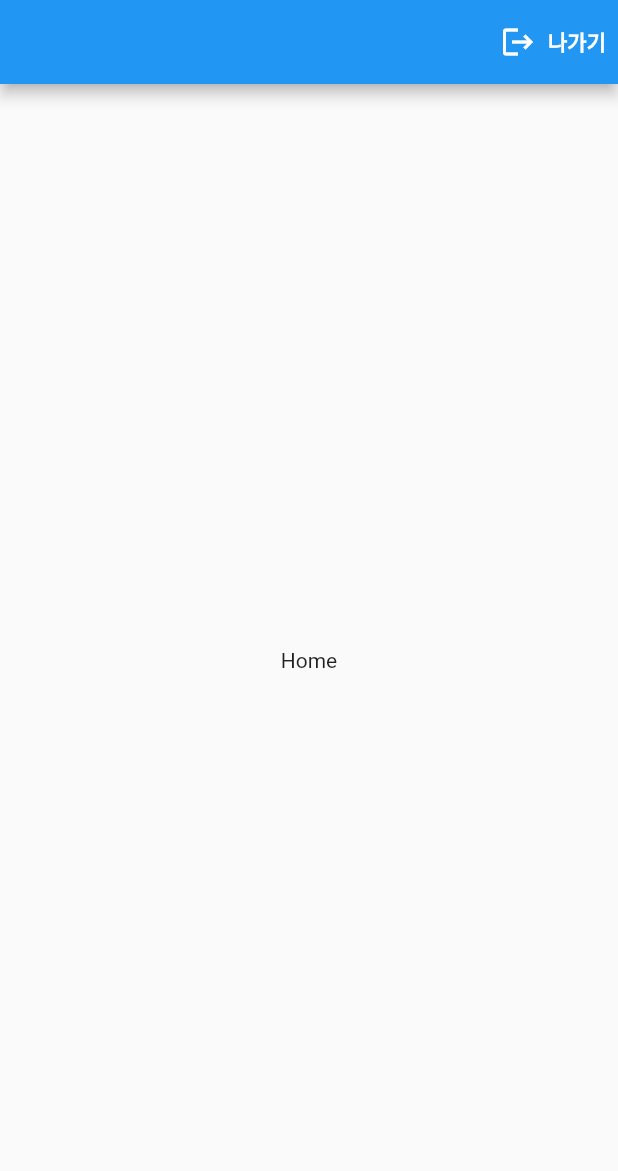
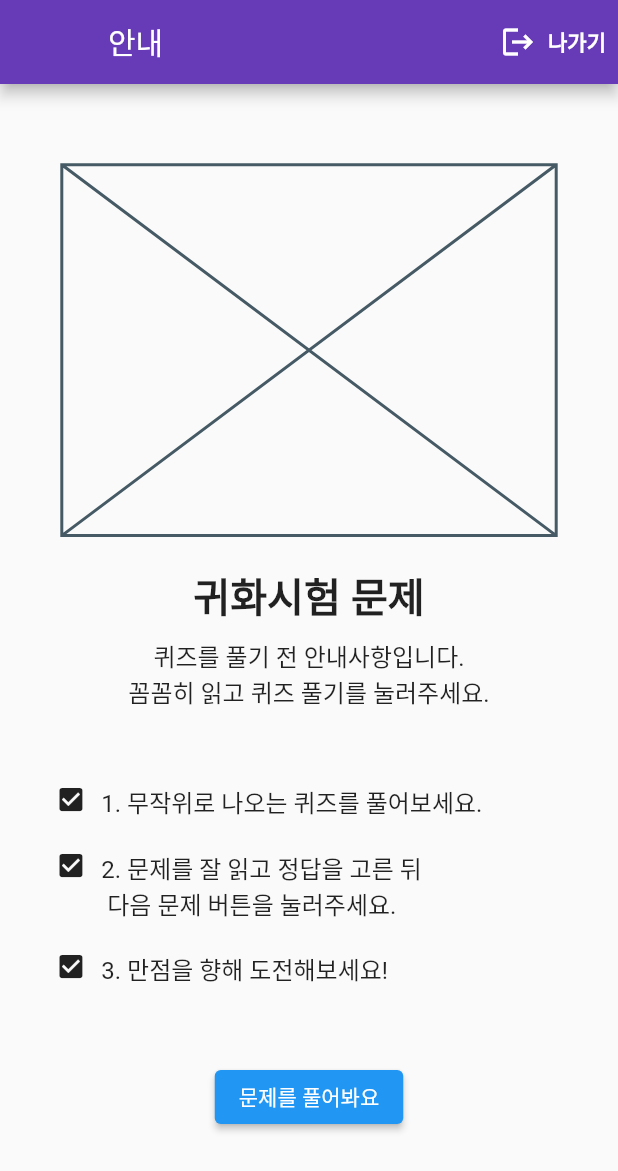
Before and after one commit to flutterkage2k/flutterfirebasequizpersonal, a Flutter app: the screen it shows once a user with an empty profile is signed in, on a phone screen of 412 x 824 dp. Shown: the top 1171 px of the screen. Run offline on Flutter 3.47's test engine with Material 2 defaults, Android fonts, the light colour scheme and no system bars; our stand-ins replace firebase_auth, firebase_core, google_fonts, google_sign_in, social_login_buttons; accounts and stored records are empty; generated files the repository leaves out were written again.

Commit message:
quiz screen start

```diff
--- a/lib/home_page.dart
+++ b/lib/home_page.dart
@@ -1,13 +1,46 @@
 import 'package:flutter/material.dart';
+import 'package:flutterfirebasequizpersonal/model/quizmodel.dart';
+import 'package:flutterfirebasequizpersonal/screen/screen_quiz.dart';
 import 'package:flutterfirebasequizpersonal/services/auth_service.dart';
 
-class HomePage extends StatelessWidget {
+class HomePage extends StatefulWidget {
   const HomePage({Key? key}) : super(key: key);
 
   @override
+  State<HomePage> createState() => _HomePageState();
+}
+
+class _HomePageState extends State<HomePage> {
+  List<QuizModel> quizs = [
+    QuizModel.fromMap({
+      'title': 'test',
+      'candidates': ['a', 'b', 'c', 'd'],
+      'answer': 0
+    }),
+    QuizModel.fromMap({
+      'title': 'test',
+      'candidates': ['a', 'b', 'c', 'd'],
+      'answer': 0
+    }),
+    QuizModel.fromMap({
+      'title': 'test',
+      'candidates': ['a', 'b', 'c', 'd'],
+      'answer': 0
+    }),
+  ];
+
+  @override
   Widget build(BuildContext context) {
-    return Scaffold(
+    Size screenSize = MediaQuery.of(context).size;
+    double width = screenSize.width;
+    double height = screenSize.height;
+
+    return SafeArea(
+      child: Scaffold(
         appBar: AppBar(
+          title: Text('안내'),
+          backgroundColor: Colors.deepPurple,
+          leading: Container(),
           actions: [
             TextButton.icon(
               onPressed: () async {
@@ -24,7 +57,102 @@ class HomePage extends StatelessWidget {
             )
           ],
         ),
-      body: const Center(child: Text("Home")),
+        body: Column(
+          mainAxisAlignment: MainAxisAlignment.center,
+          crossAxisAlignment: CrossAxisAlignment.center,
+          children: [
+            Center(
+              child: SizedBox(
+                width: width * 0.8,
+                height: height * 0.3,
+                child: Placeholder(),
+              ),
+            ),
+            Padding(
+              padding: EdgeInsets.all(width * 0.024),
+            ),
+            Text(
+              '귀화시험 문제',
+              style: TextStyle(
+                fontSize: width * 0.065,
+                fontWeight: FontWeight.bold,
+              ),
+            ),
+            SizedBox(
+              height: 8,
+            ),
+            Text(
+              '퀴즈를 풀기 전 안내사항입니다.\n꼼꼼히 읽고 퀴즈 풀기를 눌러주세요.',
+              style: TextStyle(fontSize: 16),
+              textAlign: TextAlign.center,
+            ),
+            Padding(
+              padding: EdgeInsets.all(width * 0.048),
+            ),
+            _buildStep(width, '1. 무작위로 나오는 퀴즈를 풀어보세요.'),
+            _buildStep(width, '2. 문제를 잘 읽고 정답을 고른 뒤\n 다음 문제 버튼을 눌러주세요.'),
+            _buildStep(width, '3. 만점을 향해 도전해보세요!'),
+            Padding(
+              padding: EdgeInsets.all(width * 0.048),
+            ),
+            Container(
+              padding: EdgeInsets.only(bottom: width * 0.036),
+              child: Center(
+                child: ButtonTheme(
+                  minWidth: width * 0.8,
+                  height: height * 0.05,
+                  shape: RoundedRectangleBorder(
+                    borderRadius: BorderRadius.circular(10),
+                  ),
+                  child: ElevatedButton(
+                    onPressed: () {
+                      Navigator.push(
+                        context,
+                        MaterialPageRoute(
+                          builder: (_) => QuizScreen(
+                            quizs: quizs,
+                          ),
+                        ),
+                      );
+                    },
+                    child: Text(
+                      '문제를 풀어봐요',
+                      style: TextStyle(color: Colors.white),
+                    ),
+                  ),
+                ),
+              ),
+            )
+          ],
+        ),
+      ),
+    );
+  }
+
+  Widget _buildStep(double width, String title) {
+    return Container(
+      padding: EdgeInsets.fromLTRB(
+        width * 0.090,
+        width * 0.024,
+        width * 0.048,
+        width * 0.024,
+      ),
+      child: Row(
+        crossAxisAlignment: CrossAxisAlignment.start,
+        children: [
+          Icon(
+            Icons.check_box,
+            size: width * 0.05,
+          ),
+          Padding(
+            padding: EdgeInsets.only(right: width * 0.024),
+          ),
+          Text(
+            title,
+            style: TextStyle(fontSize: 16),
+          ),
+        ],
+      ),
     );
   }
 }
--- /dev/null
+++ b/lib/model/quizmodel.dart
@@ -0,0 +1,12 @@
+class QuizModel {
+  String title;
+  List<String> candidates;
+  int answer;
+
+  QuizModel({required this.title, required this.candidates, required this.answer});
+
+  QuizModel.fromMap(Map<String, dynamic> map)
+      : title = map['title'],
+        candidates = map['candidates'],
+        answer = map['answer'];
+}
--- a/pubspec.yaml
+++ b/pubspec.yaml
@@ -42,6 +42,8 @@ dependencies:
   google_sign_in: ^5.4.2
   firebase_storage: ^11.0.10
   google_fonts: ^3.0.1
+
+  social_login_buttons: ^1.0.7
 
   path_provider: ^2.0.11
   http: ^0.13.5
```
Also changed, not shown: lib/login_screen.dart (+14 -6 lines), lib/screen/screen_quiz.dart (added, +40 -0 lines), lib/screen/screen_home.dart (added), pubspec.lock. Lines whose indentation alone changed are shown as unchanged.
